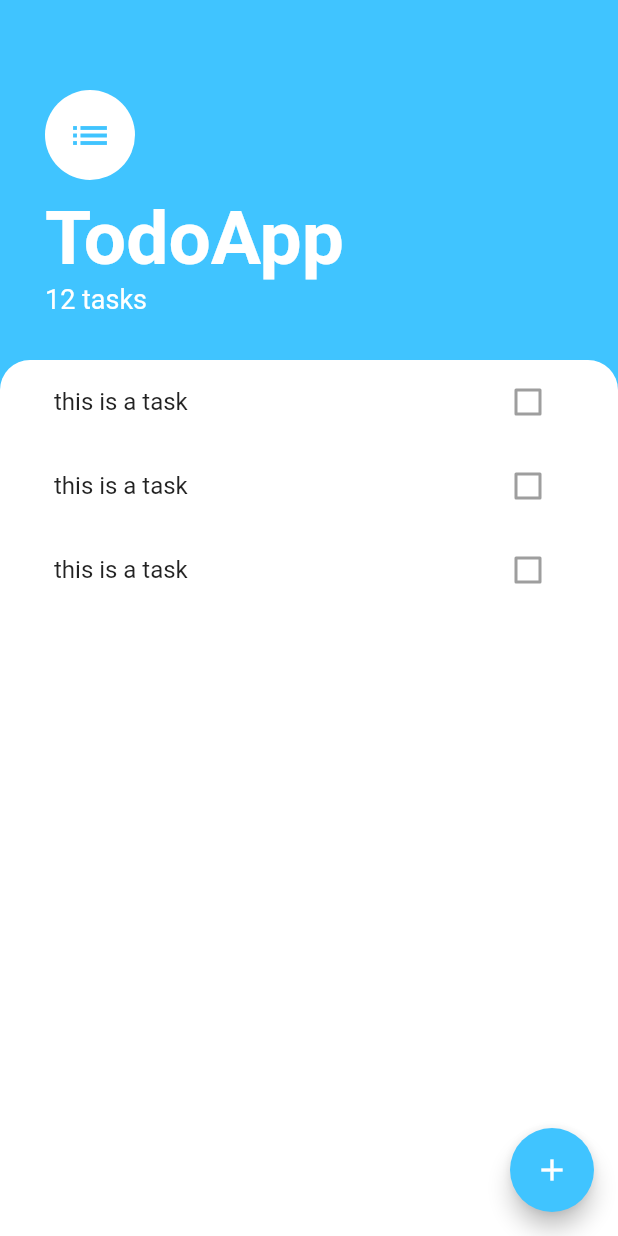
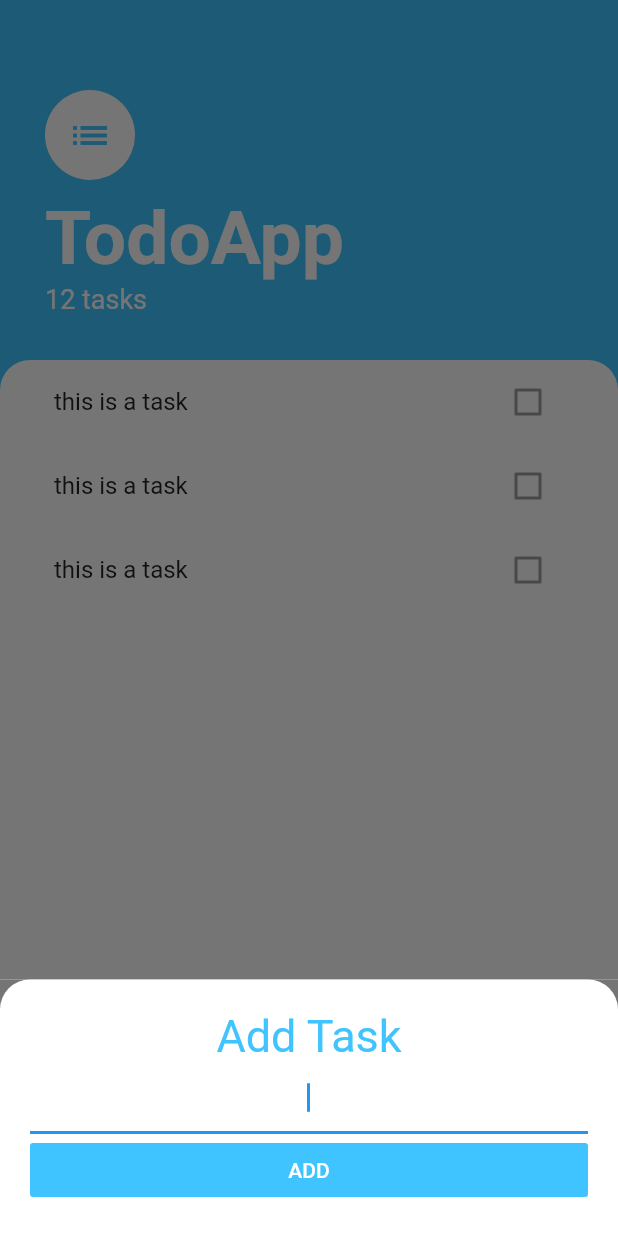
Before and after one commit to malgwi/flutter_todo, a Flutter app: the screen it shows after launch, after a tap on the "add" icon, on a phone screen of 412 x 824 dp. Run offline on Flutter 3.47's test engine with Material 2 defaults, Android fonts, the phone set to English and light mode, and no system bars.

Commit message:
add task modal screen

```diff
--- /dev/null
+++ b/lib/screens/add_task_screen.dart
@@ -0,0 +1,49 @@
+import 'package:flutter/material.dart';
+
+class AddTaskScreen extends StatelessWidget {
+  @override
+  Widget build(BuildContext context) {
+    return Container(
+      color: Color(0xff757575),
+      child: Container(
+        padding: EdgeInsets.all(20.0),
+        decoration: BoxDecoration(
+          color: Colors.white,
+          borderRadius: BorderRadius.only(
+            topLeft: Radius.circular(20.0),
+            topRight: Radius.circular(20.0),
+          ),
+        ),
+        child: Column(
+          crossAxisAlignment: CrossAxisAlignment.stretch,
+          children: [
+            Text(
+              'Add Task',
+              textAlign: TextAlign.center,
+              style: TextStyle(
+                fontSize: 30.0,
+                color: Colors.lightBlueAccent,
+              ),
+            ),
+            TextField(
+              autofocus: true,
+              textAlign: TextAlign.center,
+            ),
+            FlatButton(
+              child: Text(
+                'ADD',
+                style: TextStyle(
+                  color: Colors.white,
+                ),
+              ),
+              color: Colors.lightBlueAccent,
+              onPressed: () {
+                //
+              },
+            ),
+          ],
+        ),
+      ),
+    );
+  }
+}
--- a/lib/screens/tasks_screen.dart
+++ b/lib/screens/tasks_screen.dart
@@ -1,14 +1,26 @@
 import 'package:flutter/material.dart';
 import 'package:todo_app/widgets/tasks_list.dart';
 
+import 'add_task_screen.dart';
+
 class TasksScreen extends StatelessWidget {
+  Widget buildBottomSheet;
+
   @override
   Widget build(BuildContext context) {
     return Scaffold(
       backgroundColor: Colors.lightBlueAccent,
       floatingActionButton: FloatingActionButton(
         onPressed: () {
-          //
+          showModalBottomSheet(
+              context: context,
+              builder: (context) => SingleChildScrollView(
+                    child: Container(
+                      padding: EdgeInsets.only(
+                          bottom: MediaQuery.of(context).viewInsets.bottom),
+                      child: AddTaskScreen(),
+                    ),
+                  ));
         },
         backgroundColor: Colors.lightBlueAccent,
         child: Icon(Icons.add),
```
